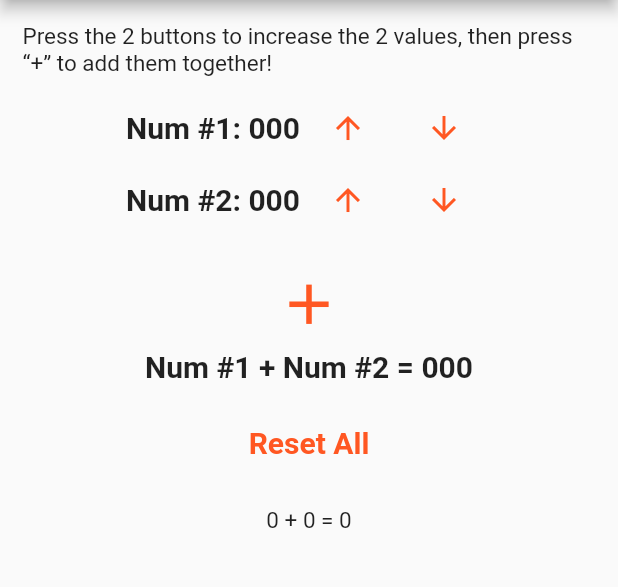
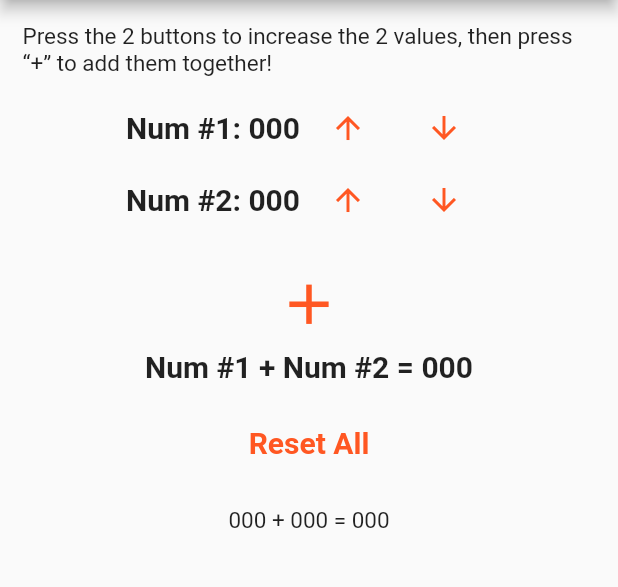
Before and after one commit to techbytesorg/app-design-repo, a Flutter app: the screen it shows after launch, after a tap on the "arrow upward" icon, after a tap on the "arrow downward" icon, after a tap on the "add" icon, on a phone screen of 412 x 824 dp, the part 84-671 px from its top. Run offline on Flutter 3.47's test engine with Material 2 defaults, Android fonts, the phone set to English and light mode, and no system bars.

Commit message:
May 30th

```diff
--- a/binary_adder/lib/adder_view.dart
+++ b/binary_adder/lib/adder_view.dart
@@ -13,34 +13,61 @@ class _AdderViewState extends State<AdderView> {
   int _num2 = 0;
   int _sum12 = 0;
 
+  String _num1Desc = "";
+  String _num2Desc = "";
+  String _sum12Desc = "";
+
   void _increNum1() {
     setState(() {
-      _num1++;
+      if (_num1 < 8) {
+        _num1++;
+      }
+      _num1Desc = (_num1 > 7) ? "Overflow!" : "";
     });
   }
 
   void _decreNum1() {
     setState(() {
-      _num1--;
+      if (_num1 > -1) {
+        _num1--;
+      }
+      _num1Desc = (_num1 < 0) ? "Underflow!" : "";
     });
   }
 
   void _increNum2() {
     setState(() {
-      _num2++;
+      if (_num2 < 8) {
+        _num2++;
+      }
+      _num2Desc = (_num2 > 7) ? "Overflow!" : "";
     });
   }
 
   void _decreNum2() {
     setState(() {
-      _num2--;
+      if (_num2 > -1) {
+        _num2--;
+      }
+      _num2Desc = (_num2 < 0) ? "Underflow!" : "";
     });
   }
 
   void _calSum12() {
     setState(() {
       _sum12 = _num1 + _num2;
-      history.add("$_num1 + $_num2 = $_sum12"); // display binary & account for over/under flow in storing
+      if ((_num1 >= 0 && _num1 <= 7) && (_num2 >= 0 && _num2 <= 7)) {
+        _sum12Desc = (_sum12 > 7) ? "Overflow!" : "";
+
+        history.add("${binary_array[_num1]} + ${binary_array[_num2]} = "
+            "${(_sum12 <= 7) ? binary_array[_sum12] : _sum12Desc}");
+      } else {
+        _sum12Desc = "Imprecise Sum";
+
+        history.add(
+            "${(_num1 >= 0 && _num1 <= 7) ? binary_array[_num1] : _num1Desc} + "
+            "${(_num2 >= 0 && _num2 <= 7) ? binary_array[_num2] : _num2Desc} = $_sum12Desc");
+      }
     });
   }
 
@@ -49,6 +76,8 @@ class _AdderViewState extends State<AdderView> {
       _num1 = 0;
       _num2 = 0;
       _sum12 = 0;
+      _num1Desc = "";
+      _num2Desc = "";
     });
   }
 
@@ -63,7 +92,7 @@ class _AdderViewState extends State<AdderView> {
             mainAxisAlignment: MainAxisAlignment.center,
             children: [
               Text(
-                "Num #1: ${(_num1 <= 7 && _num1 >= 0) ? binary_array[_num1] : "Over/Underflow!"}",
+                "Num #1: ${(_num1 <= 7 && _num1 >= 0) ? binary_array[_num1] : _num1Desc}",
                 style: TextStyle(
                   fontWeight: FontWeight.bold,
                   fontSize: 20,
@@ -87,7 +116,7 @@ class _AdderViewState extends State<AdderView> {
             mainAxisAlignment: MainAxisAlignment.center,
             children: [
               Text(
-                "Num #2: ${(_num2 <= 7 && _num2 >= 0) ? binary_array[_num2] : "Over/Underflow!"}",
+                "Num #2: ${(_num2 <= 7 && _num2 >= 0) ? binary_array[_num2] : _num2Desc}",
                 style: TextStyle(
                   fontWeight: FontWeight.bold,
                   fontSize: 20,
@@ -116,7 +145,7 @@ class _AdderViewState extends State<AdderView> {
             ),
           ),
           Text(
-            "Num #1 + Num #2 = ${_sum12 < 8 ? binary_array[_sum12] : "Overflow!"}",
+            "Num #1 + Num #2 = ${(_sum12 >= 0 && _sum12 <= 7) ? binary_array[_sum12] : _sum12Desc}",
             style: TextStyle(
               fontWeight: FontWeight.bold,
               fontSize: 20,
--- a/binary_adder/lib/data.dart
+++ b/binary_adder/lib/data.dart
@@ -7,6 +7,9 @@
 // 5 = 101
 // 6 = 110 = 1*2^2 + 1*2^1 + 0*2^0
 // 7 = 111
+
+// Overflow: 111 + 1 = 1000 = 000
+// 999 + 1 = 1000 = 000
 
 final List<String> binary_array = [
   "000",
```
